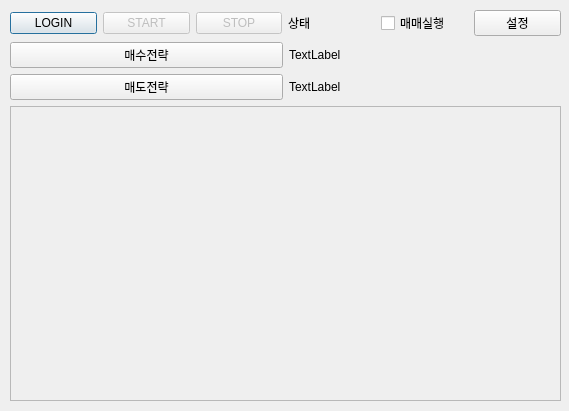
Before: the Qt Designer form ui/main.ui in stalkerboy/stockweek, drawn with Qt 5.
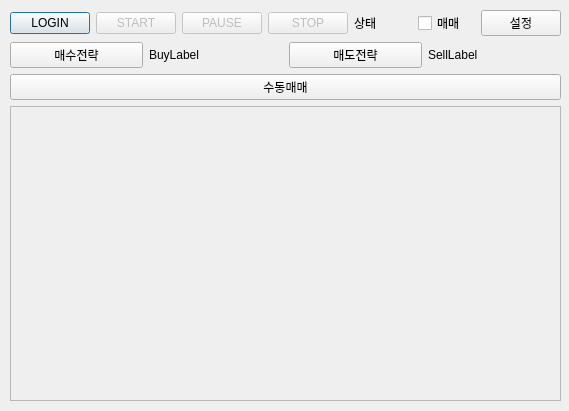
After: the same form once the commit is applied.

Commit message: ui main, manual

Patch:
```diff
--- a/ui/main.ui
+++ b/ui/main.ui
@@ -42,6 +42,19 @@
         </property>
        </widget>
       </item>
+      <item>
+       <widget class="QPushButton" name="pauseBtn">
+        <property name="enabled">
+         <bool>false</bool>
+        </property>
+        <property name="text">
+         <string>PAUSE</string>
+        </property>
+        <property name="checkable">
+         <bool>false</bool>
+        </property>
+       </widget>
+      </item>
       <item>
        <widget class="QPushButton" name="stopBtn">
         <property name="enabled">
@@ -65,7 +78,7 @@
       <item>
        <widget class="QCheckBox" name="activateCB">
         <property name="text">
-         <string>매매실행</string>
+         <string>매매</string>
         </property>
        </widget>
       </item>
@@ -90,14 +103,10 @@
       <item>
        <widget class="QLabel" name="buyLabel">
         <property name="text">
-         <string>TextLabel</string>
+         <string>BuyLabel</string>
         </property>
        </widget>
       </item>
-     </layout>
-    </item>
-    <item>
-     <layout class="QHBoxLayout" name="horizontalLayout_6">
       <item>
        <widget class="QPushButton" name="sellBtn">
         <property name="text">
@@ -108,7 +117,18 @@
       <item>
        <widget class="QLabel" name="sellLabel">
         <property name="text">
-         <string>TextLabel</string>
+         <string>SellLabel</string>
+        </property>
+       </widget>
+      </item>
+     </layout>
+    </item>
+    <item>
+     <layout class="QHBoxLayout" name="horizontalLayout_6">
+      <item>
+       <widget class="QPushButton" name="manualBtn">
+        <property name="text">
+         <string>수동매매</string>
         </property>
        </widget>
       </item>
```
The commit also changes 31 other files.
